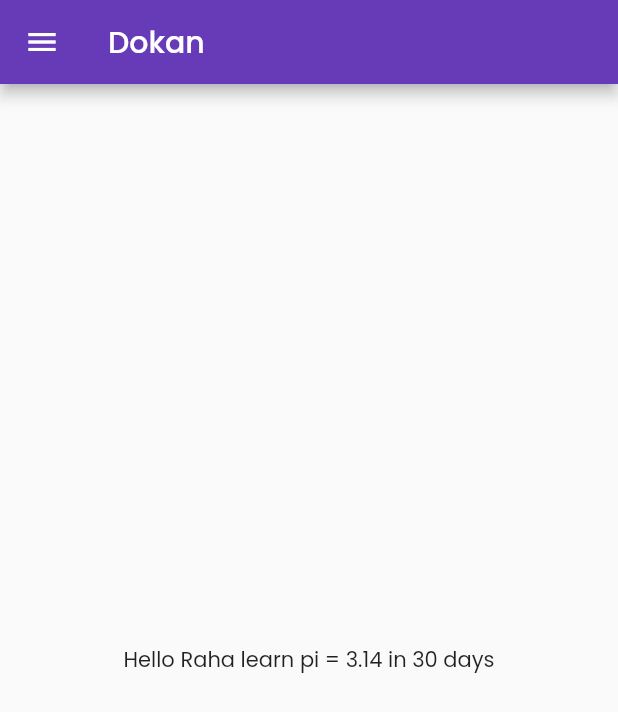
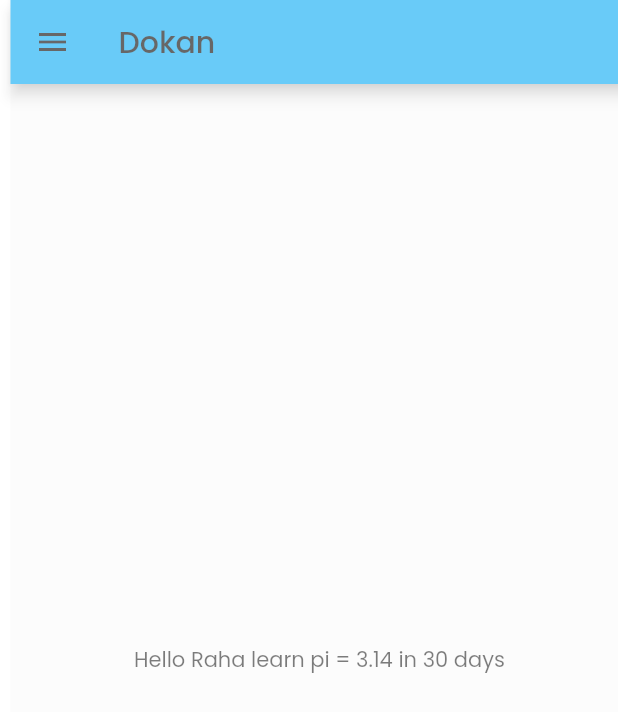
Before and after one commit to KrishnakantRawat/30DaysOfFlutter, a Flutter app: the screen it shows after launch, after a tap on "Login", on a phone screen of 412 x 824 dp. Shown: the top 712 px of the screen. Run offline on Flutter 3.47's test engine with Material 2 defaults, Android fonts, the light colour scheme and no system bars; our stand-ins replace google_fonts.

Commit message:
day 6 completed

```diff
--- a/lib/main.dart
+++ b/lib/main.dart
@@ -18,7 +18,7 @@
       debugShowCheckedModeBanner: false,
       themeMode: ThemeMode.light,
       theme: ThemeData(
-        primarySwatch: Colors.deepPurple,
+        primarySwatch: Colors.lightBlue,
         fontFamily: GoogleFonts.poppins().fontFamily,
       ),
       // initialRoute: "/homepage",
--- a/lib/pages/loginpage.dart
+++ b/lib/pages/loginpage.dart
@@ -1,10 +1,17 @@
 import 'package:flutter/material.dart';
 import 'package:flutter_ecommerce/utils/routes.dart';
 
-class LoginPage extends StatelessWidget {
+class LoginPage extends StatefulWidget {
   const LoginPage({Key? key}) : super(key: key);
 
   @override
+  State<LoginPage> createState() => _LoginPageState();
+}
+
+class _LoginPageState extends State<LoginPage> {
+  @override
+  String name = "";
+  bool changeButton = false;
   Widget build(BuildContext context) {
     return Material(
       color: Colors.white,
@@ -16,16 +23,17 @@
                 height: 30.0,
               ),
               Image.asset(
-                "assets/images/login_image.png",
+                "assets/images/shopping_girl.png",
                 fit: BoxFit.cover,
+                height: 300,
               ),
               SizedBox(
                 height: 20.0,
               ),
               Text(
-                "Welcome to Dokann",
+                "Welcome $name",
                 style: TextStyle(
-                    fontSize: 30,
+                    fontSize: 25,
                     fontWeight: FontWeight.w700,
                     color: Color.fromARGB(221, 25, 25, 25)),
               ),
@@ -42,6 +50,10 @@
                         hintText: "Enter username",
                         labelText: "Username",
                       ),
+                      onChanged: (value) {
+                        name = value;
+                        setState(() {});
+                      },
                     ),
                     TextFormField(
                       obscureText: true,
@@ -53,22 +65,56 @@
                     SizedBox(
                       height: 80.0,
                     ),
-                    SizedBox(
-                      width: double.infinity, // <-- Your width
-                      height: 50, // <-- Your height
-                      child: ElevatedButton(
-                        onPressed: () {
+
+                    InkWell(
+                      onTap: () async {
+                        changeButton = true;
+
+                        await Future.delayed(Duration(seconds: 1));
                         Navigator.pushNamed(context, MyRoutes.homeRoute);
                       },
-                        child: Text(
+                      child: AnimatedContainer(
+                        duration: new Duration(seconds: 1),
+                        height: 50,
+                        width: changeButton ? 50 : 300,
+                        alignment: Alignment.center,
+                        decoration: BoxDecoration(
+                          color: Color(0xFF64B3F4),
+                          borderRadius:
+                              BorderRadius.circular(changeButton ? 50 : 10),
+                        ),
+                        child: changeButton
+                            ? Icon(
+                                Icons.done,
+                                color: Colors.white,
+                              )
+                            : Text(
                                 "Login",
                                 style: TextStyle(
+                                  color: Colors.white,
                                   fontSize: 16,
-                            fontWeight: FontWeight.bold,
+                                  fontWeight: FontWeight.w600,
+                                  letterSpacing: 1.2,
                                 ),
                               ),
                       ),
-                    ),
+                    )
+                    // SizedBox(
+                    //   width: double.infinity, // <-- Your width
+                    //   height: 50, // <-- Your height
+                    //   child: ElevatedButton(
+                    //     onPressed: () {
+                    //       Navigator.pushNamed(context, MyRoutes.homeRoute);
+                    //     },
+                    //     child: Text(
+                    //       "Login",
+                    //       style: TextStyle(
+                    //         fontSize: 16,
+                    //         fontWeight: FontWeight.bold,
+                    //       ),
+                    //     ),
+                    //   ),
+                    // ),
                   ],
                 ),
               )
```
Also changed, not shown: assets/images/shopping_girl.png (added). Lines whose indentation alone changed are shown as unchanged.
